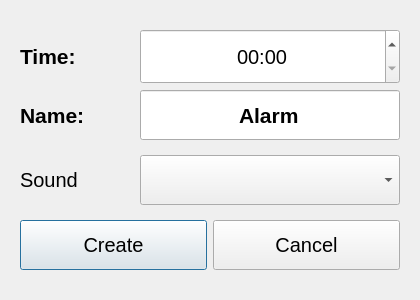
The window that SmartTimer/addalarmdialog.ui (secondYearProjects/SmartTimer) describes before a commit, drawn with Qt 5.
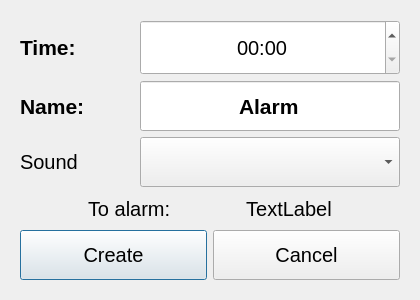
The same window after the commit. Icons and pictures are not drawn.

Commit message: Add timeToAlarm to alarm add and change dialogs

What changed in the file:
```diff
--- a/SmartTimer/addalarmdialog.ui
+++ b/SmartTimer/addalarmdialog.ui
@@ -213,6 +213,66 @@
         </item>
        </layout>
       </item>
+      <item>
+       <layout class="QHBoxLayout" name="horizontalLayout_5">
+        <item>
+         <spacer name="horizontalSpacer_5">
+          <property name="orientation">
+           <enum>Qt::Horizontal</enum>
+          </property>
+          <property name="sizeHint" stdset="0">
+           <size>
+            <width>40</width>
+            <height>20</height>
+           </size>
+          </property>
+         </spacer>
+        </item>
+        <item>
+         <widget class="QLabel" name="label_4">
+          <property name="text">
+           <string>To alarm:</string>
+          </property>
+         </widget>
+        </item>
+        <item>
+         <spacer name="horizontalSpacer_4">
+          <property name="orientation">
+           <enum>Qt::Horizontal</enum>
+          </property>
+          <property name="sizeHint" stdset="0">
+           <size>
+            <width>40</width>
+            <height>20</height>
+           </size>
+          </property>
+         </spacer>
+        </item>
+        <item>
+         <widget class="QLabel" name="toAlarmLabel">
+          <property name="text">
+           <string>TextLabel</string>
+          </property>
+          <property name="alignment">
+           <set>Qt::AlignCenter</set>
+          </property>
+         </widget>
+        </item>
+        <item>
+         <spacer name="horizontalSpacer_6">
+          <property name="orientation">
+           <enum>Qt::Horizontal</enum>
+          </property>
+          <property name="sizeHint" stdset="0">
+           <size>
+            <width>40</width>
+            <height>20</height>
+           </size>
+          </property>
+         </spacer>
+        </item>
+       </layout>
+      </item>
       <item>
        <layout class="QHBoxLayout" name="horizontalLayout">
         <item>
```
The commit also changes 9 other files.
